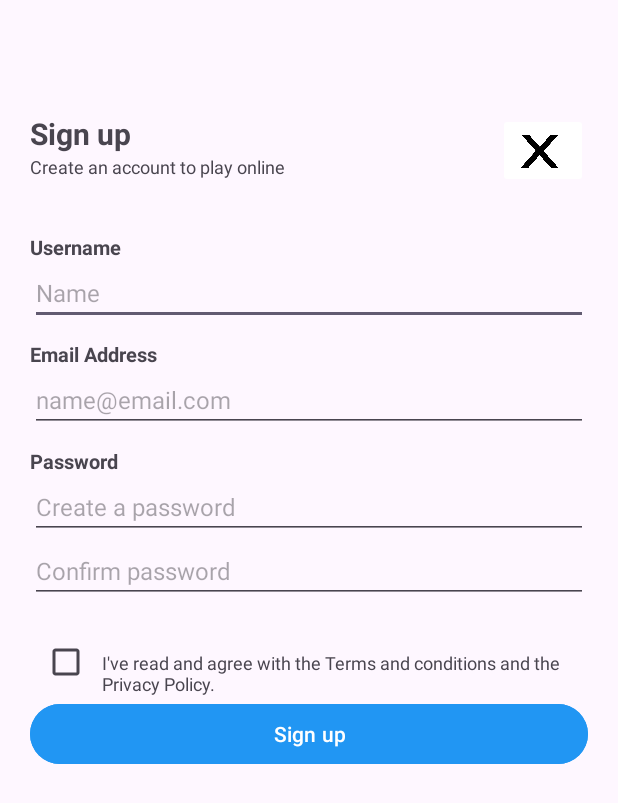
After one commit to JarnoVlaar/DBL-App-Development, an Android app: the SignInActivity screen opened directly, with no data from a screen before it, on a phone screen of 412 x 824 dp. The commit adds this screen. Shown: the top 803 px of the screen. Run offline under Robolectric (Android 15) with nearby library versions, the phone set to English and light mode, and no system bars.

Commit message:
First version Sign Up Page

```diff
--- a/app/build.gradle.kts
+++ b/app/build.gradle.kts
@@ -41,6 +41,7 @@ dependencies {
     implementation("androidx.constraintlayout:constraintlayout:2.1.4")
     implementation("androidx.navigation:navigation-fragment:2.7.7")
     implementation("androidx.navigation:navigation-ui:2.7.7")
+    implementation("androidx.activity:activity:1.8.0")
     testImplementation("junit:junit:4.13.2")
     androidTestImplementation("androidx.test.ext:junit:1.1.5")
     androidTestImplementation("androidx.test.espresso:espresso-core:3.5.1")
--- a/app/src/main/AndroidManifest.xml
+++ b/app/src/main/AndroidManifest.xml
@@ -13,6 +13,12 @@
         android:theme="@style/Theme.StrataGrids"
         tools:targetApi="31">
         <activity
+            android:name=".SignInActivity"
+            android:exported="false" />
+        <activity
+            android:name=".signIn"
+            android:exported="false" />
+        <activity
             android:name=".MainActivity"
             android:exported="true"
             android:label="@string/app_name"
--- /dev/null
+++ b/app/src/main/java/nl/tue/stratagrids/SignInActivity.java
@@ -0,0 +1,24 @@
+package nl.tue.stratagrids;
+
+import android.os.Bundle;
+
+import androidx.activity.EdgeToEdge;
+import androidx.appcompat.app.AppCompatActivity;
+import androidx.core.graphics.Insets;
+import androidx.core.view.ViewCompat;
+import androidx.core.view.WindowInsetsCompat;
+
+public class SignInActivity extends AppCompatActivity {
+
+    @Override
+    protected void onCreate(Bundle savedInstanceState) {
+        super.onCreate(savedInstanceState);
+        EdgeToEdge.enable(this);
+        setContentView(R.layout.activity_sign_in);
+        ViewCompat.setOnApplyWindowInsetsListener(findViewById(R.id.main), (v, insets) -> {
+            Insets systemBars = insets.getInsets(WindowInsetsCompat.Type.systemBars());
+            v.setPadding(systemBars.left, systemBars.top, systemBars.right, systemBars.bottom);
+            return insets;
+        });
+    }
+}
--- /dev/null
+++ b/app/src/main/res/layout/activity_sign_in.xml
@@ -0,0 +1,155 @@
+<?xml version="1.0" encoding="utf-8"?>
+<LinearLayout xmlns:android="http://schemas.android.com/apk/res/android"
+    xmlns:app="http://schemas.android.com/apk/res-auto"
+    xmlns:tools="http://schemas.android.com/tools"
+    android:id="@+id/main"
+    android:layout_width="match_parent"
+    android:layout_height="match_parent"
+    android:orientation="vertical"
+    android:layout_marginLeft="20dp"
+    android:layout_marginRight="20dp"
+    tools:context=".SignInActivity">
+
+    <LinearLayout
+        android:id="@+id/titleSection"
+        android:layout_width="match_parent"
+        android:layout_height="wrap_content"
+        android:orientation="horizontal"
+        android:layout_marginTop="75dp">
+        <LinearLayout
+            android:layout_width="wrap_content"
+            android:layout_height="wrap_content"
+            android:orientation="vertical"
+            android:layout_weight="1">
+
+            <TextView
+                android:id="@+id/title"
+                android:layout_width="wrap_content"
+                android:layout_height="wrap_content"
+                android:text="Sign up"
+                android:textStyle="bold"
+                android:textSize="20dp"/>
+
+            <TextView
+                android:id="@+id/subTitle"
+                android:layout_width="wrap_content"
+                android:layout_height="wrap_content"
+                android:text="Create an account to play online"
+                android:textSize="12dp"/>
+        </LinearLayout>
+
+        <ImageButton
+            android:id="@+id/LeaveSignInPage"
+            android:layout_width="60dp"
+            android:layout_height="50dp"
+            android:backgroundTint="@color/white"
+            android:scaleType="fitXY"
+            app:srcCompat="@drawable/x"/>
+    </LinearLayout>
+
+    <LinearLayout
+        android:id="@+id/UserNameSection"
+        android:layout_width="match_parent"
+        android:layout_height="wrap_content"
+        android:orientation="vertical"
+        android:layout_marginTop="30dp">
+
+        <TextView
+            android:id="@+id/UserNameLabel"
+            android:layout_width="wrap_content"
+            android:layout_height="wrap_content"
+            android:text="Username"
+            android:textSize="13dp"
+            android:textStyle="bold"/>
+
+        <EditText
+            android:id="@+id/EnterUserName"
+            android:layout_width="match_parent"
+            android:layout_height="match_parent"
+            android:hint="Name"
+            android:textSize="16dp"/>
+    </LinearLayout>
+
+    <LinearLayout
+        android:id="@+id/EmailSection"
+        android:layout_width="match_parent"
+        android:layout_height="wrap_content"
+        android:orientation="vertical"
+        android:layout_marginTop="10dp">
+
+        <TextView
+            android:id="@+id/EmailLabel"
+            android:layout_width="wrap_content"
+            android:layout_height="wrap_content"
+            android:text="Email Address"
+            android:textSize="13dp"
+            android:textStyle="bold"/>
+
+        <EditText
+            android:id="@+id/EnterEmail"
+            android:layout_width="match_parent"
+            android:layout_height="match_parent"
+            android:hint="name@email.com"
+            android:textSize="16dp"/>
+    </LinearLayout>
+
+    <LinearLayout
+        android:id="@+id/PasswordSection"
+        android:layout_width="match_parent"
+        android:layout_height="wrap_content"
+        android:orientation="vertical"
+        android:layout_marginTop="10dp">
+
+        <TextView
+            android:id="@+id/PasswordLabel"
+            android:layout_width="wrap_content"
+            android:layout_height="wrap_content"
+            android:text="Password"
+            android:textSize="13dp"
+            android:textStyle="bold"/>
+
+        <EditText
+            android:id="@+id/CreatePassword"
+            android:layout_width="match_parent"
+            android:layout_height="match_parent"
+            android:hint="Create a password"
+            android:textSize="16dp"
+            android:password="true"/>
+
+        <EditText
+            android:id="@+id/ConfirmPassword"
+            android:layout_width="match_parent"
+            android:layout_height="match_parent"
+            android:hint="Confirm password"
+            android:textSize="16dp"
+            android:password="true"/>
+    </LinearLayout>
+
+    <LinearLayout
+        android:id="@+id/TermAndConditionSection"
+        android:layout_width="match_parent"
+        android:layout_height="wrap_content"
+        android:orientation="horizontal"
+        android:layout_marginTop="15dp">
+        <CheckBox
+            android:id="@+id/CheckBox"
+            android:layout_width="wrap_content"
+            android:layout_height="wrap_content"
+            android:clickable="true"/>
+
+        <TextView
+            android:layout_width="wrap_content"
+            android:layout_height="wrap_content"
+            android:text="I've read and agree with the Terms and conditions and the Privacy Policy."
+            android:textSize="12dp"/>
+    </LinearLayout>
+
+    <Button
+        android:id="@+id/SignUpButton"
+        android:layout_width="match_parent"
+        android:layout_height="wrap_content"
+        android:clickable="true"
+        android:backgroundTint="@color/lightBlue"
+        android:text="Sign up"/>
+
+</LinearLayout>
--- a/app/src/main/res/values/colors.xml
+++ b/app/src/main/res/values/colors.xml
@@ -2,4 +2,5 @@
 <resources>
     <color name="black">#FF000000</color>
     <color name="white">#FFFFFFFF</color>
+    <color name="lightBlue">#2196F3</color>
 </resources>
```
Also changed, not shown: app/src/main/res/drawable/x.png (added).
